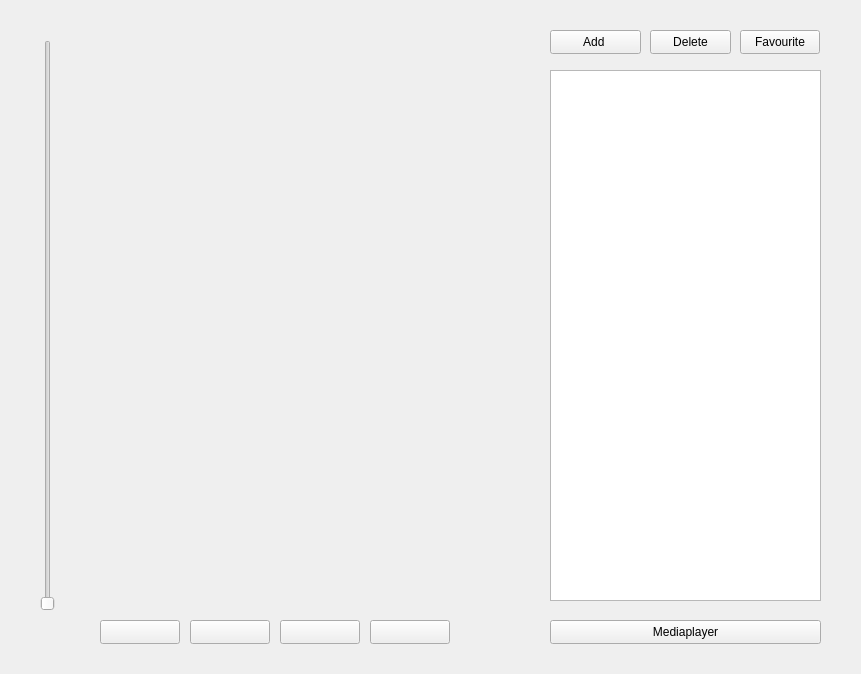
Qt form radioform.ui (monarxy/MusicPlayer) before a commit.
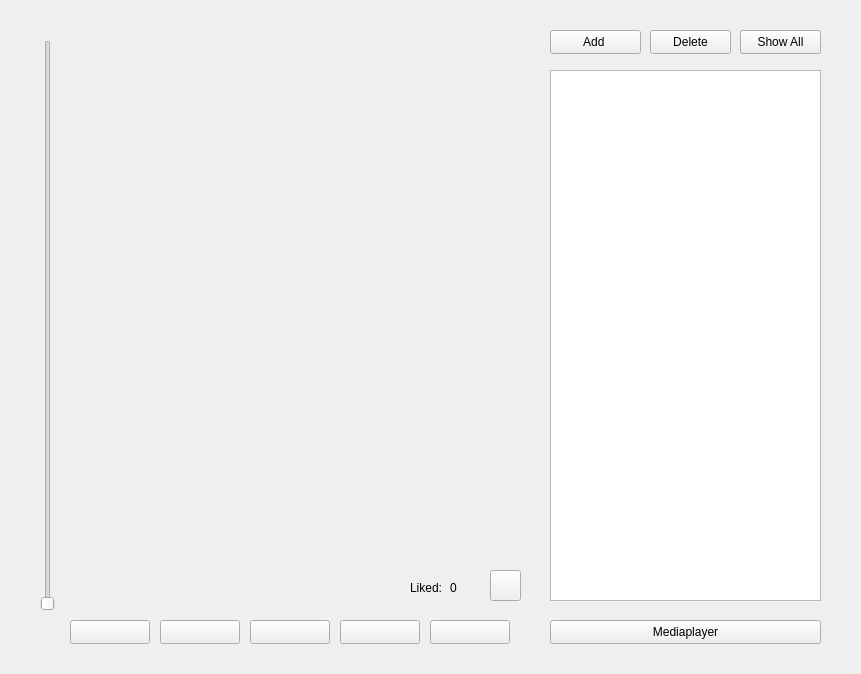
The same form after that commit. Icons and pictures are not drawn.

```diff
--- a/radioform.ui
+++ b/radioform.ui
@@ -19,7 +19,7 @@
   <widget class="QPushButton" name="pushButton">
    <property name="geometry">
     <rect>
-     <x>280</x>
+     <x>160</x>
      <y>620</y>
      <width>80</width>
      <height>24</height>
@@ -32,7 +32,7 @@
   <widget class="QPushButton" name="pushButton_2">
    <property name="geometry">
     <rect>
-     <x>370</x>
+     <x>340</x>
      <y>620</y>
      <width>80</width>
      <height>24</height>
@@ -41,11 +41,21 @@
    <property name="text">
     <string/>
    </property>
+   <property name="icon">
+    <iconset resource="resources.qrc">
+     <normaloff>:/icons/icons/free-icon-music-player-5733742.png</normaloff>:/icons/icons/free-icon-music-player-5733742.png</iconset>
+   </property>
+   <property name="iconSize">
+    <size>
+     <width>19</width>
+     <height>19</height>
+    </size>
+   </property>
   </widget>
   <widget class="QPushButton" name="pushButton_3">
    <property name="geometry">
     <rect>
-     <x>100</x>
+     <x>70</x>
      <y>620</y>
      <width>80</width>
      <height>24</height>
@@ -54,6 +64,16 @@
    <property name="text">
     <string/>
    </property>
+   <property name="icon">
+    <iconset resource="resources.qrc">
+     <normaloff>:/icons/icons/free-icon-previous-18407650.png</normaloff>:/icons/icons/free-icon-previous-18407650.png</iconset>
+   </property>
+   <property name="iconSize">
+    <size>
+     <width>27</width>
+     <height>27</height>
+    </size>
+   </property>
   </widget>
   <widget class="QTableView" name="playlistView">
    <property name="geometry">
@@ -120,7 +140,7 @@
   <widget class="QPushButton" name="pushButton_7">
    <property name="geometry">
     <rect>
-     <x>190</x>
+     <x>250</x>
      <y>620</y>
      <width>80</width>
      <height>24</height>
@@ -129,6 +149,16 @@
    <property name="text">
     <string/>
    </property>
+   <property name="icon">
+    <iconset resource="resources.qrc">
+     <normaloff>:/icons/icons/free-icon-stop-18407648.png</normaloff>:/icons/icons/free-icon-stop-18407648.png</iconset>
+   </property>
+   <property name="iconSize">
+    <size>
+     <width>25</width>
+     <height>25</height>
+    </size>
+   </property>
   </widget>
   <widget class="QPushButton" name="pushButton_8">
    <property name="geometry">
@@ -143,6 +173,92 @@
     <string>Favourite</string>
    </property>
   </widget>
+  <widget class="QLabel" name="label_2">
+   <property name="geometry">
+    <rect>
+     <x>450</x>
+     <y>580</y>
+     <width>31</width>
+     <height>16</height>
+    </rect>
+   </property>
+   <property name="text">
+    <string>0</string>
+   </property>
+  </widget>
+  <widget class="QToolButton" name="likeButton">
+   <property name="geometry">
+    <rect>
+     <x>490</x>
+     <y>570</y>
+     <width>31</width>
+     <height>31</height>
+    </rect>
+   </property>
+   <property name="text">
+    <string/>
+   </property>
+   <property name="icon">
+    <iconset>
+     <normaloff>../../Downloads/free-icon-thumb-up-like-13578170.png</normaloff>../../Downloads/free-icon-thumb-up-like-13578170.png</iconset>
+   </property>
+  </widget>
+  <widget class="QLabel" name="label_3">
+   <property name="geometry">
+    <rect>
+     <x>410</x>
+     <y>580</y>
+     <width>31</width>
+     <height>16</height>
+    </rect>
+   </property>
+   <property name="text">
+    <string>Liked:</string>
+   </property>
+  </widget>
+  <widget class="QLabel" name="label">
+   <property name="geometry">
+    <rect>
+     <x>100</x>
+     <y>580</y>
+     <width>191</width>
+     <height>16</height>
+    </rect>
+   </property>
+   <property name="text">
+    <string/>
+   </property>
+  </widget>
+  <widget class="QPushButton" name="pushButton_9">
+   <property name="geometry">
+    <rect>
+     <x>740</x>
+     <y>30</y>
+     <width>81</width>
+     <height>24</height>
+    </rect>
+   </property>
+   <property name="text">
+    <string>Show All</string>
+   </property>
+  </widget>
+  <widget class="QPushButton" name="pushButton_10">
+   <property name="geometry">
+    <rect>
+     <x>430</x>
+     <y>620</y>
+     <width>80</width>
+     <height>24</height>
+    </rect>
+   </property>
+   <property name="text">
+    <string/>
+   </property>
+   <property name="icon">
+    <iconset resource="resources.qrc">
+     <normaloff>:/icons/icons/free-icon-black-square-1601.png</normaloff>:/icons/icons/free-icon-black-square-1601.png</iconset>
+   </property>
+  </widget>
  </widget>
  <resources/>
  <connections/>
```
Left out of the diff: 8 changed lines with no effect on the pictures.
